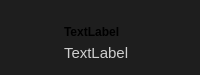
This is designer/item_in_list.ui in FLAiRistaken/Pass.me-password-manager as Qt 5 draws it before an edit. The edited form follows.
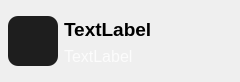
This is the edited form.

Patch:
```diff
--- a/designer/item_in_list.ui
+++ b/designer/item_in_list.ui
@@ -6,23 +6,19 @@
    <rect>
     <x>0</x>
     <y>0</y>
-    <width>200</width>
-    <height>75</height>
+    <width>240</width>
+    <height>82</height>
    </rect>
   </property>
   <property name="maximumSize">
    <size>
-    <width>200</width>
-    <height>75</height>
+    <width>250</width>
+    <height>82</height>
    </size>
   </property>
   <property name="windowTitle">
    <string>Form</string>
   </property>
-  <property name="styleSheet">
-   <string notr="true">border-radius:10px;
-background-color: rgb(30, 30, 30);</string>
-  </property>
   <layout class="QGridLayout" name="gridLayout">
    <property name="leftMargin">
     <number>0</number>
@@ -36,9 +32,86 @@
    <property name="bottomMargin">
     <number>0</number>
    </property>
-   <property name="verticalSpacing">
-    <number>5</number>
-   </property>
+   <item row="0" column="0">
+    <widget class="QWidget" name="widget" native="true">
+     <property name="styleSheet">
+      <string notr="true"/>
+     </property>
+     <layout class="QGridLayout" name="gridLayout_2">
+      <property name="leftMargin">
+       <number>0</number>
+      </property>
+      <property name="topMargin">
+       <number>0</number>
+      </property>
+      <property name="rightMargin">
+       <number>0</number>
+      </property>
+      <property name="bottomMargin">
+       <number>0</number>
+      </property>
+      <item row="3" column="2">
+       <spacer name="verticalSpacer">
+        <property name="orientation">
+         <enum>Qt::Vertical</enum>
+        </property>
+        <property name="sizeHint" stdset="0">
+         <size>
+          <width>20</width>
+          <height>40</height>
+         </size>
+        </property>
+       </spacer>
+      </item>
+      <item row="4" column="2">
+       <spacer name="verticalSpacer_2">
+        <property name="orientation">
+         <enum>Qt::Vertical</enum>
+        </property>
+        <property name="sizeType">
+         <enum>QSizePolicy::Maximum</enum>
+        </property>
+        <property name="sizeHint" stdset="0">
+         <size>
+          <width>20</width>
+          <height>3</height>
+         </size>
+        </property>
+       </spacer>
+      </item>
+      <item row="0" column="0">
+       <spacer name="horizontalSpacer">
+        <property name="orientation">
+         <enum>Qt::Horizontal</enum>
+        </property>
+        <property name="sizeType">
+         <enum>QSizePolicy::Maximum</enum>
+        </property>
+        <property name="sizeHint" stdset="0">
+         <size>
+          <width>8</width>
+          <height>12</height>
+         </size>
+        </property>
+       </spacer>
+      </item>
+      <item row="1" column="2">
+       <widget class="QLabel" name="lbl_Item_Name">
+        <property name="font">
+         <font>
+          <family>Arial</family>
+          <pointsize>14</pointsize>
+          <bold>true</bold>
+         </font>
+        </property>
+        <property name="styleSheet">
+         <string notr="true">background-color: rgba(0, 0, 0, 0);</string>
+        </property>
+        <property name="text">
+         <string>TextLabel</string>
+        </property>
+       </widget>
+      </item>
    <item row="0" column="1" rowspan="4">
     <widget class="QLabel" name="lbl_Item_Icon">
      <property name="maximumSize">
@@ -47,85 +120,34 @@
        <height>50</height>
       </size>
      </property>
+        <property name="styleSheet">
+         <string notr="true">border-radius:10px;
+background-color: rgb(30, 30, 30);</string>
+        </property>
      <property name="text">
       <string/>
      </property>
     </widget>
    </item>
-   <item row="1" column="2">
-    <widget class="QLabel" name="lbl_Item_Name">
-     <property name="font">
-      <font>
-       <bold>true</bold>
-      </font>
-     </property>
-     <property name="text">
-      <string>TextLabel</string>
-     </property>
-    </widget>
-   </item>
-   <item row="3" column="2">
-    <spacer name="verticalSpacer_2">
-     <property name="orientation">
-      <enum>Qt::Vertical</enum>
-     </property>
-     <property name="sizeType">
-      <enum>QSizePolicy::Maximum</enum>
-     </property>
-     <property name="sizeHint" stdset="0">
-      <size>
-       <width>20</width>
-       <height>10</height>
-      </size>
-     </property>
-    </spacer>
-   </item>
-   <item row="0" column="2">
-    <spacer name="verticalSpacer">
-     <property name="orientation">
-      <enum>Qt::Vertical</enum>
-     </property>
-     <property name="sizeType">
-      <enum>QSizePolicy::Maximum</enum>
-     </property>
-     <property name="sizeHint" stdset="0">
-      <size>
-       <width>20</width>
-       <height>10</height>
-      </size>
-     </property>
-    </spacer>
-   </item>
    <item row="2" column="2">
     <widget class="QLabel" name="lbl_Item_Details">
      <property name="font">
       <font>
-       <pointsize>11</pointsize>
+          <family>Arial</family>
+          <pointsize>12</pointsize>
       </font>
      </property>
      <property name="styleSheet">
-      <string notr="true">color: rgba(255, 255, 255, 200);</string>
+         <string notr="true">color: rgba(255, 255, 255, 200);
+background-color: rgba(0, 0, 0, 0);</string>
      </property>
      <property name="text">
       <string>TextLabel</string>
      </property>
     </widget>
    </item>
-   <item row="0" column="0">
-    <spacer name="horizontalSpacer">
-     <property name="orientation">
-      <enum>Qt::Horizontal</enum>
-     </property>
-     <property name="sizeType">
-      <enum>QSizePolicy::Maximum</enum>
-     </property>
-     <property name="sizeHint" stdset="0">
-      <size>
-       <width>8</width>
-       <height>20</height>
-      </size>
-     </property>
-    </spacer>
+     </layout>
+    </widget>
    </item>
   </layout>
  </widget>
```
Left out of the diff: 4 changed lines with no effect on the pictures. Lines whose indentation alone changed are shown as unchanged.
